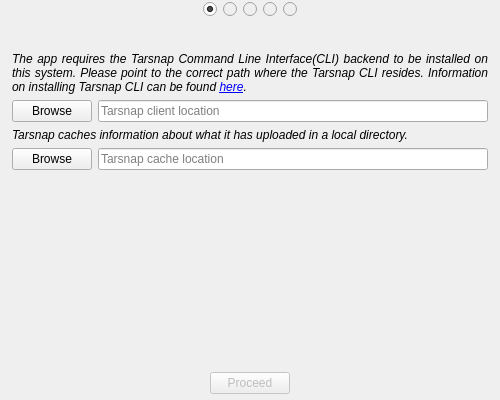
This is forms/setupdialog.ui in Tarsnap/tarsnap-gui as Qt 5 draws it before an edit. The edited form follows.
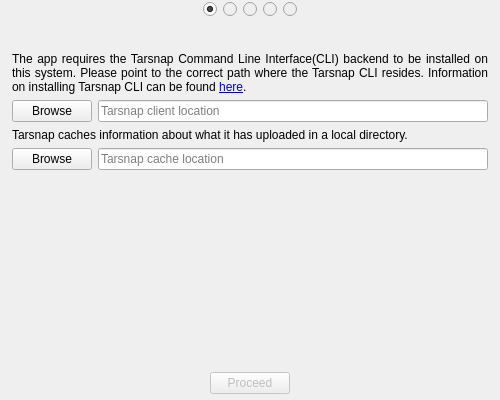
This is the edited form. The open tabs and pages were chosen to show the change. Icons and pictures are not drawn.

Commit message: Cross desktop environment UI adjustments.

Patch:
```diff
--- a/forms/setupdialog.ui
+++ b/forms/setupdialog.ui
@@ -343,10 +343,10 @@
            <enum>QFormLayout::AllNonFixedFieldsGrow</enum>
           </property>
           <property name="horizontalSpacing">
-           <number>-1</number>
+           <number>6</number>
           </property>
           <property name="verticalSpacing">
-           <number>-1</number>
+           <number>6</number>
           </property>
           <property name="leftMargin">
            <number>0</number>
@@ -411,11 +411,6 @@
           </item>
           <item row="0" column="0" colspan="2">
            <widget class="QLabel" name="label">
-            <property name="font">
-             <font>
-              <italic>true</italic>
-             </font>
-            </property>
             <property name="text">
              <string>&lt;html&gt;&lt;head/&gt;&lt;body&gt;&lt;p&gt;The app requires the Tarsnap Command Line Interface(CLI) backend to be installed on this system. Please point to the correct path where the Tarsnap CLI resides. Information on installing Tarsnap CLI can be found &lt;a href=&quot;http://tarsnap.com&quot;&gt;&lt;span style=&quot; text-decoration: underline; color:#0000ff;&quot;&gt;here&lt;/span&gt;&lt;/a&gt;.&lt;/p&gt;&lt;/body&gt;&lt;/html&gt;</string>
             </property>
@@ -435,11 +430,6 @@
           </item>
           <item row="2" column="0" colspan="2">
            <widget class="QLabel" name="label_2">
-            <property name="font">
-             <font>
-              <italic>true</italic>
-             </font>
-            </property>
             <property name="text">
              <string>Tarsnap caches information about what it has uploaded in a local directory.</string>
             </property>
```
Left out of the diff: 16 changed lines with no effect on the pictures. The commit also changes 4 other files.
